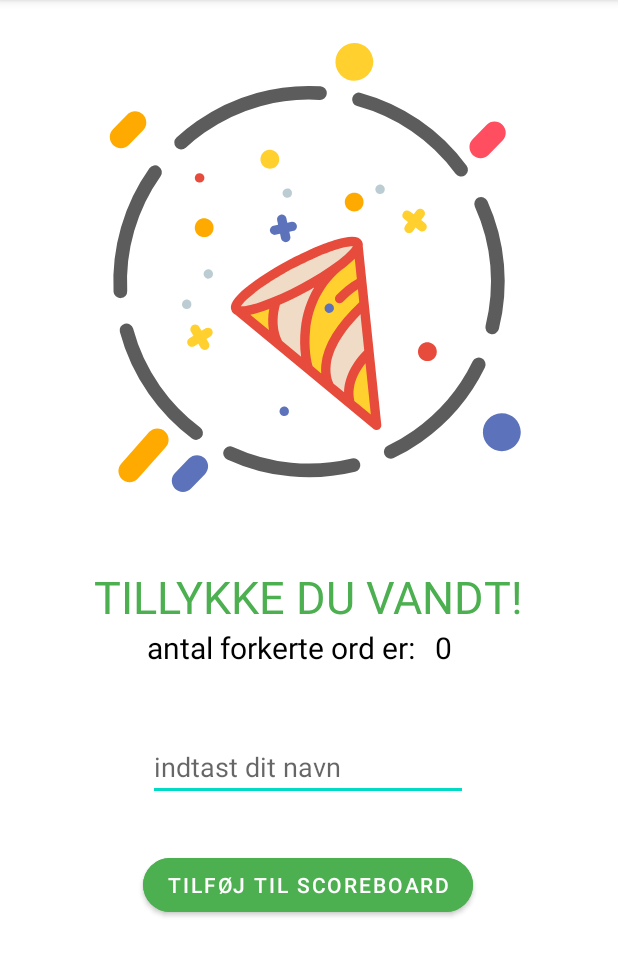
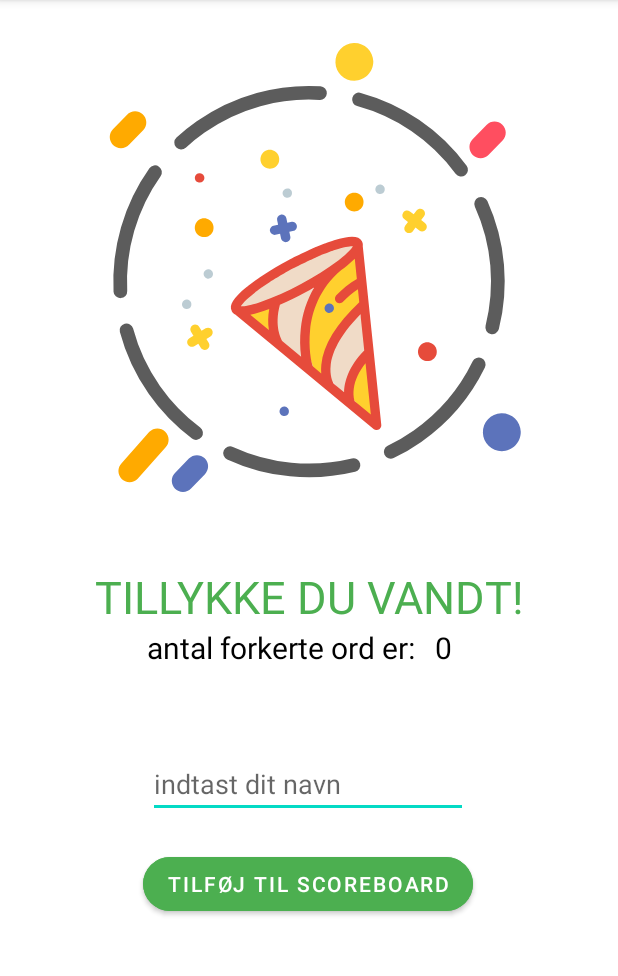
Before and after one commit to Jackktis/GalgeLegAfleveringen, an Android app: the Vundet screen opened directly, with no data from a screen before it, on a phone screen of 412 x 824 dp, the part 84-1060 px from its top. Run offline under Robolectric (Android 15) with nearby library versions, the phone set to English and light mode, and no system bars; network calls fail; 1 statement that could not run was skipped.

Commit message:
vundet er nu færdigt

```diff
--- a/src/main/AndroidManifest.xml
+++ b/src/main/AndroidManifest.xml
@@ -12,7 +12,8 @@
         android:roundIcon="@mipmap/ic_launcher_round"
         android:supportsRtl="true"
         android:theme="@style/Theme.GalgeLegAfleveringen">
-        <activity android:name=".Tabt"></activity>
+        <activity android:name=".Scoreboard"></activity>
+        <activity android:name=".Tabt" />
         <activity android:name=".Vundet" />
         <activity android:name=".Spillet" />
         <activity android:name=".Start">
--- a/src/main/java/com/example/galgelegafleveringen/Vundet.java
+++ b/src/main/java/com/example/galgelegafleveringen/Vundet.java
@@ -2,27 +2,46 @@
 
 import androidx.appcompat.app.AppCompatActivity;
 
+import android.content.Intent;
 import android.os.Bundle;
+import android.view.View;
 import android.widget.Button;
 import android.widget.EditText;
 import android.widget.TextView;
 
 public class Vundet extends AppCompatActivity {
-    String spilleren;
+    String navn;
     int forsøg;
-    TextView spillerenForsøg;
-    EditText SpillerensNavn;
-    Button tilScoreBoard;
+    TextView spillerenForsøg, tillykke;
+    EditText spillerensNavn;
+    Button BTscoreBoard;
     @Override
     protected void onCreate(Bundle savedInstanceState) {
         super.onCreate(savedInstanceState);
         setContentView(R.layout.activity_vundet);
         forsøg = getIntent().getExtras().getInt("forsøg");
         spillerenForsøg = findViewById(R.id.TWgættetOrd);
+        BTscoreBoard = findViewById(R.id.BTtilScoreBoard);
+        spillerensNavn = findViewById(R.id.editTextTextPersonName);
+        tillykke = findViewById(R.id.TILLYKKE);
+
         spillerenForsøg.setText(String.valueOf(forsøg));
-        tilScoreBoard.findViewById(R.id.BTtilScoreBoard);
 
+        BTscoreBoard.setOnClickListener(new View.OnClickListener() {
+            @Override
+            public void onClick(View v) {
+                navn = spillerensNavn.getText().toString();
 
+                if(!(navn.isEmpty())) {
+                    Intent intent = new Intent(Vundet.this, Scoreboard.class);
+                    intent.putExtra("Name", navn);
+                    startActivity(intent);
+                } else {
+                    tillykke.setText("indtast nu bare dit navn...\n " );
+                }
+
+            }
+        });
 
     }
 }
--- a/src/main/res/layout/activity_vundet.xml
+++ b/src/main/res/layout/activity_vundet.xml
@@ -19,14 +19,15 @@
         app:layout_constraintRight_toRightOf="parent"
         app:layout_constraintTop_toTopOf="parent"
         app:lottie_autoPlay="true"
-        app:lottie_loop="false"
+        app:lottie_loop="true"
         app:lottie_rawRes="@raw/congratulation"
         app:lottie_url="REPLACE_JSON_URL" />
 
     <TextView
         android:id="@+id/TILLYKKE"
-        android:layout_width="wrap_content"
+        android:layout_width="match_parent"
         android:layout_height="wrap_content"
+        android:gravity="center"
         android:layout_below="@+id/vinderAnimation"
         android:layout_marginTop="20dp"
         android:text="@string/TILLYKKE"
@@ -78,22 +79,22 @@
         android:layout_marginBottom="184dp"
         android:ems="10"
 
-        android:hint="indtast dit navn"
+        android:hint="@string/indtast_dit_navn"
         android:inputType="textPersonName"
         app:layout_constraintBottom_toBottomOf="parent"
         app:layout_constraintEnd_toEndOf="parent"
         app:layout_constraintHorizontal_bias="0.497"
         app:layout_constraintStart_toStartOf="parent"
-        app:layout_constraintTop_toBottomOf="@+id/TILLYKKE"
+        app:layout_constraintTop_toBottomOf="@+id/LLBrugteOrd"
         app:layout_constraintVertical_bias="0.583" />
 
     <Button
         android:id="@+id/BTtilScoreBoard"
         android:layout_width="wrap_content"
         android:layout_height="wrap_content"
-        android:layout_marginTop="32dp"
-        android:text="tilføj til scoreboard"
+        android:layout_marginTop="20dp"
         android:backgroundTint="@color/grøn"
+        android:text="@string/tilføj_til_scoreboard"
         app:cornerRadius="20dp"
         app:layout_constraintEnd_toEndOf="parent"
         app:layout_constraintHorizontal_bias="0.497"
--- a/src/main/res/values/strings.xml
+++ b/src/main/res/values/strings.xml
@@ -5,4 +5,6 @@
     <string name="Forkerte_ord">forkerte bogstaver: </string>
     <string name="forsøg">antal forkerte ord er:  </string>
     <string name="TILLYKKE">TILLYKKE DU VANDT!</string>
+    <string name="tilføj_til_scoreboard">tilføj til scoreboard</string>
+    <string name="indtast_dit_navn">indtast dit navn</string>
 </resources>
```
Also changed, not shown: src/main/java/com/example/galgelegafleveringen/Scoreboard.java (added, +14 -0 lines), src/main/java/com/example/galgelegafleveringen/Spillet.java (+16 -18 lines), src/main/res/layout/activity_scoreboard.xml (added, +9 -0 lines).
